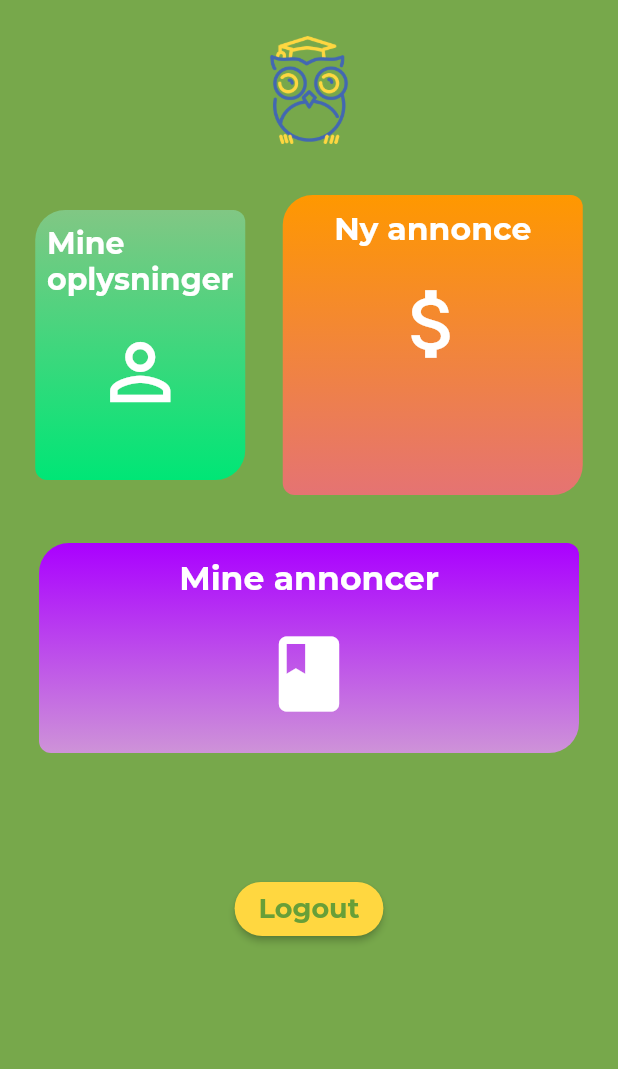
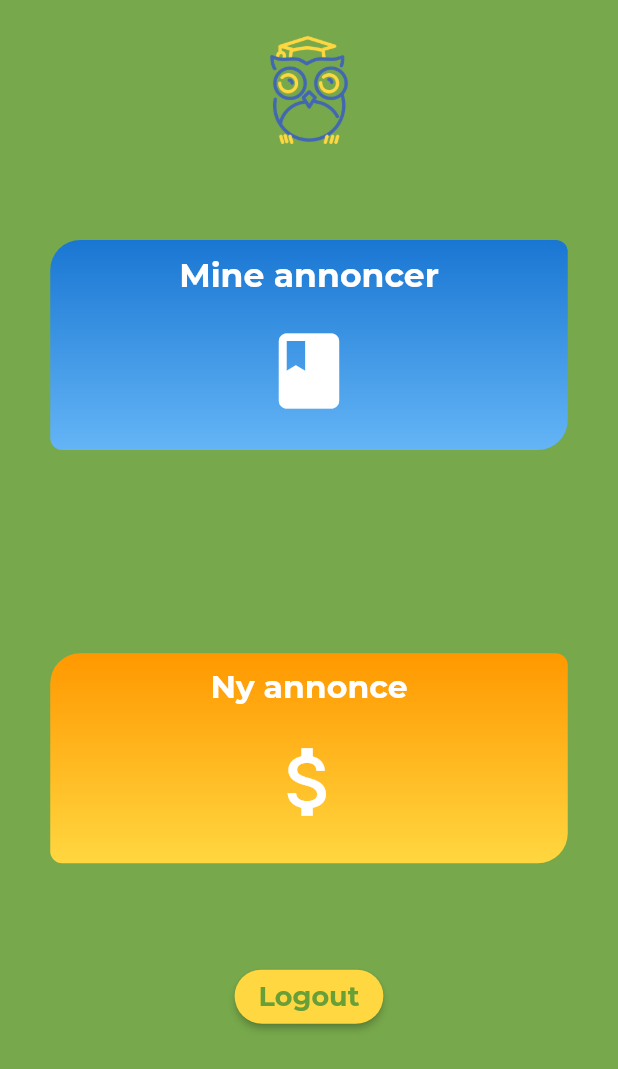
Before and after one commit to mcmalloy/bookversity, a Flutter app: the ProfileDashBoard screen opened directly, on a phone screen of 412 x 824 dp. Shown: the top 1069 px of the screen. Run offline on Flutter 3.47's test engine with Material 2 defaults, Android fonts, the phone set to English and light mode, and no system bars; our stand-ins replace cloud_firestore, firebase_auth, firebase_core, firebase_database, firebase_storage, flutter_chat_bubble and 5 more; missing offline and left inert: flare_splash_screen, flutter_facebook_login; accounts and stored records are empty.

Commit message:
UI Changes and chat ui improvement

```diff
--- a/lib/TabPages/chat_list_page.dart
+++ b/lib/TabPages/chat_list_page.dart
@@ -59,7 +59,7 @@ class _ChatListState extends State<ChatList> {
           child: Column(
             children: [
               topBar(),
-              isLoading ? CircularProgressIndicator() : loadedContent()
+              isLoading ? Center(child: CircularProgressIndicator(),) : loadedContent()
             ],
           ),
         ),
--- a/lib/TabPages/profile_dashboard.dart
+++ b/lib/TabPages/profile_dashboard.dart
@@ -75,18 +75,19 @@ class _ProfileDashBoardState extends State<ProfileDashBoard> {
                       new AssetImage('assets/bookversity_facebook_profile.png'),
                 ),
                 SizedBox(
-                  height: 30,
+                  height: 60,
+                ),
+                Flexible(
+                  flex: 2,
+                  child: centerDashBoardWidget(),
                 ),
                 Flexible(
                   flex: 2,
                   child: topDashBoardWidgets(),
                 ),
-                SizedBox(
-                  height: 32,
-                ),
-                Flexible(
-                  flex: 3,
-                  child: centerDashBoardWidget(),
+                Padding(
+                  padding: EdgeInsets.only(top: 65),
+                  child: logoutButton(),
                 )
               ],
             ),
@@ -106,21 +107,23 @@ class _ProfileDashBoardState extends State<ProfileDashBoard> {
     return Row(
       mainAxisAlignment: MainAxisAlignment.center,
       children: [
+        /*
         dashBoardBox(
-            180,
-            140,
+            160,
+            160,
             customBoxShape(Colors.greenAccent[400], Colors.green[300]),
             "Mine\noplysninger",
             20,
             Icons.person_outline),
-        SizedBox(
+            SizedBox(
           width: 25,
         ),
+         */
         InkWell(
           child: dashBoardBox(
-              200,
-              200,
-              customBoxShape(Colors.red[300], Colors.orange),
+              140,
+              345,
+              customBoxShape(CustomColors.materialYellow, Colors.orange[500]),
               "Ny annonce",
               21,
               Icons.attach_money),
@@ -146,19 +149,12 @@ class _ProfileDashBoardState extends State<ProfileDashBoard> {
           },
           child: dashBoardBox(
               140,
-              360,
-              customBoxShape(Colors.purple[200], Colors.purpleAccent[700]),
+              345,
+              customBoxShape(Colors.blue[300], Colors.blue[700]),
               "Mine annoncer",
               22,
               Icons.book),
         ),
-        SizedBox(
-          height: 30,
-        ),
-        Padding(
-          padding: EdgeInsets.only(top: 50),
-          child: logoutButton(),
-        )
       ],
     );
   }
```
Also changed, not shown: lib/Pages/Chats/chat_details_page.dart (+44 -17 lines), lib/landing_page.dart (+13 -10 lines).
